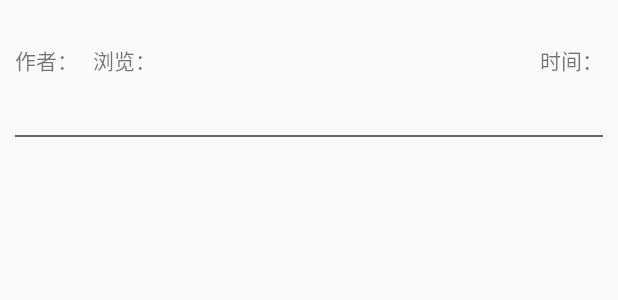
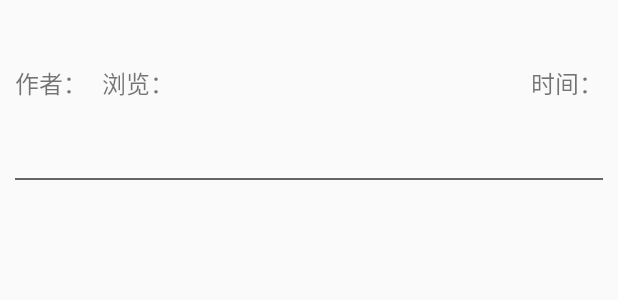
Before and after one commit to fghjjhgf/Vee, an Android app: the layout news_index_item_layout.xml on its own in the app's theme, with its tools: preview values and no code run, on a phone screen of 412 x 824 dp. Shown: the top 300 px of the screen. Run offline under Robolectric (Android 15) with nearby library versions, the phone set to English and light mode, and no system bars; network calls fail.

```diff
--- a/app/src/main/java/com/vee/lb/vee/adapter/NewsIndexGridViewAdapter.java
+++ b/app/src/main/java/com/vee/lb/vee/adapter/NewsIndexGridViewAdapter.java
@@ -55,9 +55,7 @@ public class NewsIndexGridViewAdapter extends BaseAdapter {
        }
 
        PreInitialize.imageLoader.displayImage(imglist.get(position), imageview);
-        if (onClickListener != null){
-            imageview.setOnClickListener(onClickListener);
-        }
+
         return convertView;
     }
 
--- a/app/src/main/java/com/vee/lb/vee/util/NewsIndexItem.java
+++ b/app/src/main/java/com/vee/lb/vee/util/NewsIndexItem.java
@@ -1,7 +1,6 @@
 package com.vee.lb.vee.util;
 
 import java.util.ArrayList;
-import java.util.List;
 
 /**
  * Created by Administrator on 2016/5/13.
@@ -12,5 +11,5 @@ public class NewsIndexItem {
     public String glance_times;
     public String date;
     public String content;
-    public List<String> img_src_list = new ArrayList<>();
+    public ArrayList<String> img_src_list = new ArrayList<>();
 }
--- a/app/src/main/java/com/vee/lb/vee/view/BaseBannerView.java
+++ b/app/src/main/java/com/vee/lb/vee/view/BaseBannerView.java
@@ -77,8 +77,6 @@ public class BaseBannerView extends RecyclerView.ViewHolder{
 
         m_llDotGroup = (LinearLayout)m_mainView.findViewById(R.id.banner_ll_dot_group);
 
-        imageViewContainer = new ArrayList<ImageView>();
-
 
         for (int i=0;i<m_mmb_Banner_ImageIDs.size()+2;i++)
         {
@@ -120,7 +118,7 @@ public class BaseBannerView extends RecyclerView.ViewHolder{
 
 
         m_viewPager.setAdapter(new BannerPagerBanner(imageViewContainer));
-        m_viewPager.setOnPageChangeListener(new BannerPageChangeListener());
+        m_viewPager.addOnPageChangeListener(new BannerPageChangeListener());
 
         m_llDotGroup.getChildAt(0).setEnabled(true);
         m_viewPager.setCurrentItem(1);
--- a/app/src/main/res/drawable/point_bg_enable.xml
+++ b/app/src/main/res/drawable/point_bg_enable.xml
@@ -2,5 +2,5 @@
 <shape xmlns:android="http://schemas.android.com/apk/res/android"
     android:shape="oval" >
     <corners android:radius="0.5dip" />
-    <solid android:color="#aaFFFFFF" />
+    <solid android:color="#FFFFFFFF" />
 </shape>
--- a/app/src/main/res/drawable/point_bg_normal.xml
+++ b/app/src/main/res/drawable/point_bg_normal.xml
@@ -2,5 +2,5 @@
 <shape xmlns:android="http://schemas.android.com/apk/res/android"
     android:shape="oval" >
     <corners android:radius="0.5dip" />
-    <solid android:color="#55FF9999" />
+    <solid android:color="#FFFF9999" />
 </shape>
--- a/app/src/main/res/layout/news_index_gridview_item.xml
+++ b/app/src/main/res/layout/news_index_gridview_item.xml
@@ -5,8 +5,8 @@
 
     <ImageView
         android:id="@+id/news_index_gridview_item_imageview"
-        android:layout_height="80dp"
-        android:layout_width="80dp"
+        android:layout_height="120dp"
+        android:layout_width="120dp"
         android:scaleType="centerCrop"/>
 
 </LinearLayout>
--- a/app/src/main/res/layout/news_index_item_layout.xml
+++ b/app/src/main/res/layout/news_index_item_layout.xml
@@ -15,7 +15,9 @@
         <TextView
             android:id="@+id/news_index_item_title"
             android:layout_width="wrap_content"
-            android:layout_height="wrap_content" />
+            android:layout_height="wrap_content"
+            android:typeface="serif"
+            android:textSize="@dimen/news_index_title_textsize"/>
         <RelativeLayout
             android:layout_width="match_parent"
             android:layout_height="wrap_content">
@@ -24,49 +26,57 @@
                 android:text="@string/new_index_author_str"
                 android:layout_width="wrap_content"
                 android:layout_height="wrap_content"
+                android:textSize="@dimen/news_index_subhead_textsize"
                 android:layout_alignParentLeft="true"/>
             <TextView
                 android:id="@+id/up_author"
                 android:layout_width="wrap_content"
                 android:layout_height="wrap_content"
+                android:textSize="@dimen/news_index_subhead_textsize"
                 android:layout_toRightOf="@id/up_author_str"/>
             <TextView
                 android:id="@+id/glance_times_str"
                 android:text="@string/new_index_glance_str"
                 android:layout_width="wrap_content"
                 android:layout_height="wrap_content"
+                android:textSize="@dimen/news_index_subhead_textsize"
                 android:layout_toRightOf="@id/up_author"
                 android:layout_marginLeft="10dp"/>
             <TextView
                 android:id="@+id/glance_times"
                 android:layout_width="wrap_content"
                 android:layout_height="wrap_content"
+                android:textSize="@dimen/news_index_subhead_textsize"
                 android:layout_toRightOf="@id/glance_times_str"/>
             <TextView
                 android:id="@+id/update_time"
                 android:layout_width="wrap_content"
                 android:layout_height="wrap_content"
+                android:textSize="@dimen/news_index_subhead_textsize"
                 android:layout_alignParentRight="true"/>
             <TextView
                 android:id="@+id/update_time_str"
                 android:layout_width="wrap_content"
                 android:layout_height="wrap_content"
                 android:text="@string/new_index_date_str"
+                android:textSize="@dimen/news_index_subhead_textsize"
                 android:layout_toLeftOf="@id/update_time"/>
         </RelativeLayout>
         <TextView
             android:id="@+id/news_index_item_introduce"
             android:layout_width="match_parent"
-            android:layout_height="wrap_content" />
+            android:layout_height="wrap_content"
+            android:textSize="@dimen/news_index_content_textsize"/>
     </LinearLayout>
     <com.vee.lb.vee.view.AutoFitGridView
         android:id="@+id/news_index_item_pic_container"
-        android:layout_width="match_parent"
+        android:layout_width="360dp"
         android:layout_height="wrap_content"
         android:numColumns="3"
-        android:columnWidth="80dp"
-        android:horizontalSpacing="@dimen/bangumi_fin_gridview_Spacing"
-        android:verticalSpacing="@dimen/bangumi_fin_gridview_Spacing"
+        android:columnWidth="0dp"
+        android:horizontalSpacing="5dp"
+        android:verticalSpacing="5dp"
+        android:layout_marginTop="10dp"
         android:layout_marginLeft="@dimen/bangumi_fin_margin"
         android:layout_marginRight="@dimen/bangumi_fin_margin"/>
     <View
--- a/app/src/main/res/values/dimens.xml
+++ b/app/src/main/res/values/dimens.xml
@@ -30,5 +30,8 @@
     <dimen name="vee_main_player_volume_linear_text_size">15dip</dimen>
     <dimen name="appbar_padding_top">8dp</dimen>
 
+    <dimen name="news_index_title_textsize">25dp</dimen>
+    <dimen name="news_index_subhead_textsize">16dp</dimen>
+    <dimen name="news_index_content_textsize">15dp</dimen>
 
 </resources>
```
Also changed, not shown: app/src/main/AndroidManifest.xml (+9 -10 lines), app/src/main/java/com/vee/lb/vee/activity/PicGalleryActivity.java (added, +102 -0 lines), app/src/main/java/com/vee/lb/vee/adapter/NewsIndexAdapter.java (+23 -4 lines), app/src/main/java/com/vee/lb/vee/adapter/PicGalleryAdapter.java (added, +43 -0 lines), app/src/main/java/com/vee/lb/vee/fragment/NewsIndexFragment.java (+13 -1 lines), app/src/main/java/com/vee/lb/vee/util/CommonString.java (added, +9 -0 lines), app/src/main/java/com/vee/lb/vee/util/TestString.java (+4 -4 lines), app/src/main/res/layout/activity_pic_gallery.xml (added, +31 -0 lines), 1 other file. Lines whose indentation alone changed are shown as unchanged.
